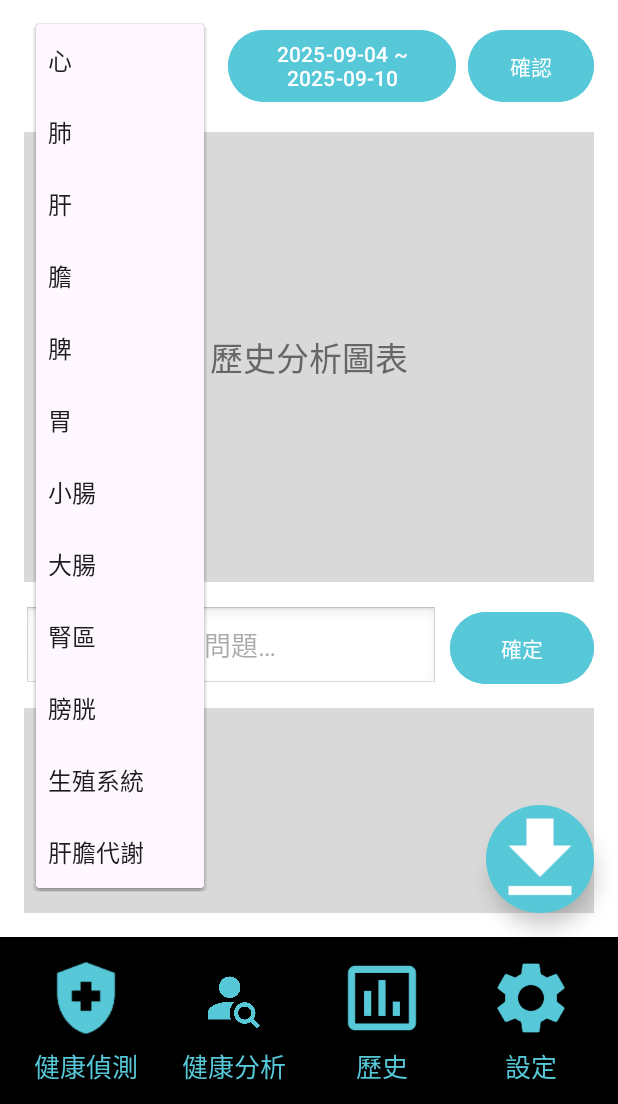
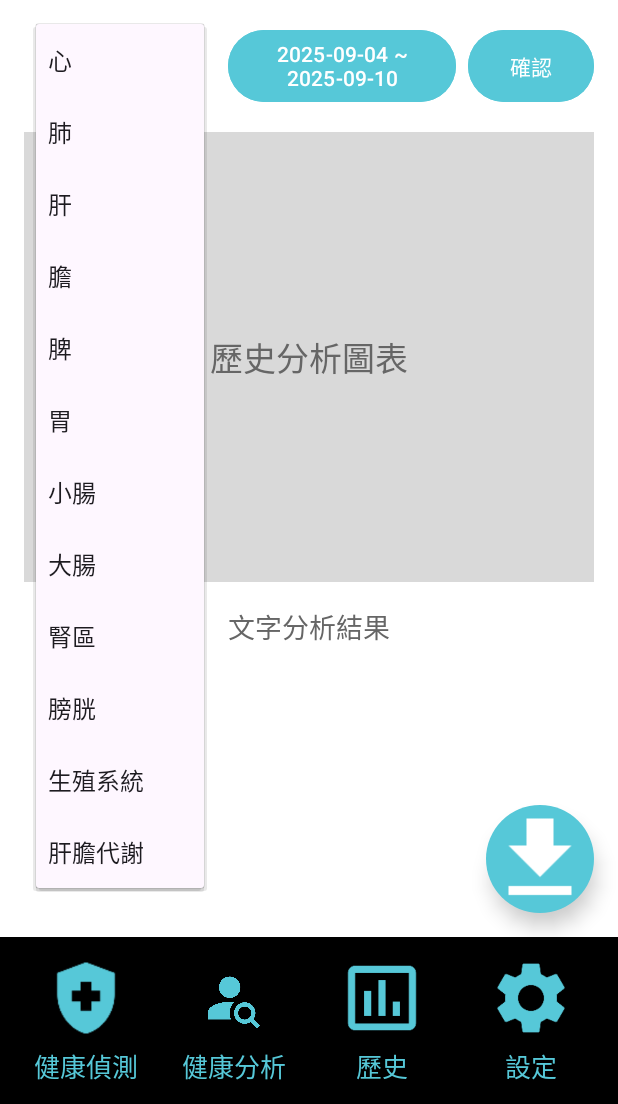
Before and after one commit to Yun-Work/TCMHAA, an Android app: the _cMainActivity screen opened directly, with no data from a screen before it, after a tap on an icon or button, on a phone screen of 412 x 824 dp, the part 132-1236 px from its top. Run offline under Robolectric (Android 15) with nearby library versions, the phone set to English and light mode, and no system bars.

Commit message:
Revert "歷史分析畫面更改(問答框&回答框)"
This reverts commit 3797b86607570e1ff24000cab0ed162cac3e6849.

```diff
--- a/app/src/main/java/com/example/tcmhaa/_cMainActivity.java
+++ b/app/src/main/java/com/example/tcmhaa/_cMainActivity.java
@@ -2,14 +2,11 @@ package com.example.tcmhaa;
 
 import android.content.Intent;
 import android.os.Bundle;
-import android.text.TextUtils;
 import android.widget.ArrayAdapter;
 import android.widget.Button;
-import android.widget.EditText;
 import android.widget.ImageButton;
 import android.widget.LinearLayout;
 import android.widget.Spinner;
-import android.widget.TextView;
 import android.widget.Toast;
 
 import androidx.appcompat.app.AppCompatActivity;
@@ -34,7 +31,6 @@ import okhttp3.OkHttpClient;
 import okhttp3.Request;
 import okhttp3.RequestBody;
 import okhttp3.Response;
-import java.util.concurrent.TimeUnit;
 
 public class _cMainActivity extends AppCompatActivity {
 
@@ -42,25 +38,14 @@ public class _cMainActivity extends AppCompatActivity {
     private Button btnPickRange, btnConfirm;
     private ImageButton btnDownload;
 
-    // 新增：問答區元件
-    private EditText etQuestion;
-    private Button btnAskConfirm;
-    private TextView tvAnswer;
-
     // 選擇的日期區間
     private Long selectedStartMillis;
     private Long selectedEndMillis;
 
     // 後端 API（依你的實際路徑調整）
-    private static final String HISTORY_API = "http://10.0.2.2:6060/api/history";   // TODO: 改成你的實際端點
-    private static final String RAG_ASK_API = "http://10.0.2.2:6060/api/rag/ask";    // TODO: 改成你的實際端點
+    private static final String HISTORY_API = "http://10.0.2.2:6060/api/history"; // TODO: 改成你的實際端點
     private static final MediaType JSON = MediaType.parse("application/json; charset=utf-8");
-    private final OkHttpClient http = new OkHttpClient.Builder()
-            .connectTimeout(10, TimeUnit.SECONDS)
-            .writeTimeout(30, TimeUnit.SECONDS)
-            .readTimeout(120, TimeUnit.SECONDS)   // ← 最重要：拉長讀取逾時
-            .callTimeout(0, TimeUnit.SECONDS)     // ← 不設整體逾時（可視需要設 180s）
-            .build();
+    private final OkHttpClient http = new OkHttpClient();
 
     @Override
     protected void onCreate(Bundle savedInstanceState) {
@@ -71,11 +56,6 @@ public class _cMainActivity extends AppCompatActivity {
         btnPickRange = findViewById(R.id.btnPickRange);
         btnConfirm   = findViewById(R.id.btnConfirm);
         btnDownload  = findViewById(R.id.btnDownload);
-
-        // 綁定新UI
-        etQuestion    = findViewById(R.id.etQuestion);
-        btnAskConfirm = findViewById(R.id.btnAskConfirm);
-        tvAnswer      = findViewById(R.id.tvAnswer);
 
         // 下拉選單資料
         ArrayAdapter<CharSequence> adapter = ArrayAdapter.createFromResource(
@@ -95,7 +75,7 @@ public class _cMainActivity extends AppCompatActivity {
         btnDownload.setOnClickListener(v ->
                 Toast.makeText(this, "這裡執行匯出/下載", Toast.LENGTH_SHORT).show());
 
-        // 查歷史資料（保留原邏輯）
+        // ✅ 按下確認才查歷史資料並顯示圖表
         btnConfirm.setOnClickListener(v -> {
             if (selectedStartMillis == null || selectedEndMillis == null) {
                 Toast.makeText(this, "請先選擇時間範圍", Toast.LENGTH_SHORT).show();
@@ -107,25 +87,6 @@ public class _cMainActivity extends AppCompatActivity {
             String endDate   = formatDate(selectedEndMillis);
 
             fetchHistory(organ, startDate, endDate);
-        });
-
-        // 送出問題給後端 RAG
-        btnAskConfirm.setOnClickListener(v -> {
-            String question = etQuestion.getText() != null ? etQuestion.getText().toString().trim() : "";
-            if (TextUtils.isEmpty(question)) {
-                Toast.makeText(this, "請先輸入問題", Toast.LENGTH_SHORT).show();
-                return;
-            }
-            if (selectedStartMillis == null || selectedEndMillis == null) {
-                Toast.makeText(this, "請先選擇時間範圍", Toast.LENGTH_SHORT).show();
-                return;
-            }
-            String organ = spOrgan.getSelectedItem() == null
-                    ? "" : spOrgan.getSelectedItem().toString();
-            String startDate = formatDate(selectedStartMillis);
-            String endDate   = formatDate(selectedEndMillis);
-
-            askRag(question, organ, startDate, endDate);
         });
 
         setupBottomNav();
@@ -192,61 +153,14 @@ public class _cMainActivity extends AppCompatActivity {
                     }
                     final String resp = response.body() != null ? response.body().string() : "";
                     runOnUiThread(() -> {
-                        // TODO: 將 resp 解析後，更新 blockChart
+                        // TODO: 將 resp 解析後，更新 blockChart 與 tvTextResult
+                        // 這裡先給使用者感知
                         Toast.makeText(_cMainActivity.this, "已載入歷史資料", Toast.LENGTH_SHORT).show();
+                        // 例如：findViewById<TextView>(R.id.tvTextResult).setText(resp);
                     });
                 }
             });
         } catch (JSONException e) {
-            Toast.makeText(this, "參數錯誤：" + e.getMessage(), Toast.LENGTH_LONG).show();
-        }
-    }
-
-    /** 問 RAG：question + organ + date range */
-    private void askRag(String question, String organ, String startDate, String endDate) {
-        // UI 狀態
-        btnAskConfirm.setEnabled(false);
-        tvAnswer.setText("思考中…");
-
-        try {
-            JSONObject body = new JSONObject();
-            body.put("question", question);
-            body.put("organ", organ);
-            body.put("start_date", startDate);
-            body.put("end_date", endDate);
-
-            Request request = new Request.Builder()
-                    .url(RAG_ASK_API)
-                    .post(RequestBody.create(body.toString(), JSON))
-                    .build();
-
-            http.newCall(request).enqueue(new Callback() {
-                @Override public void onFailure(Call call, IOException e) {
-                    runOnUiThread(() -> {
-                        btnAskConfirm.setEnabled(true);
-                        tvAnswer.setText("");
-                        Toast.makeText(_cMainActivity.this, "發問失敗：" + e.getMessage(), Toast.LENGTH_LONG).show();
-                    });
-                }
-
-                @Override public void onResponse(Call call, Response response) throws IOException {
-                    final String resp = response.body() != null ? response.body().string() : "";
-                    runOnUiThread(() -> {
-                        btnAskConfirm.setEnabled(true);
-                        String answer = resp;
-                        try {
-                            JSONObject obj = new JSONObject(resp);
-                            // 後端 rag_routes.py /rag/ask 回 {"answer": "..."}
-                            answer = obj.optString("answer", resp);
-                        } catch (Exception ignore) { }
-                        tvAnswer.setText(answer != null ? answer : "");
-                    });
-                }
-            });
-
-        } catch (JSONException e) {
-            btnAskConfirm.setEnabled(true);
-            tvAnswer.setText("");
             Toast.makeText(this, "參數錯誤：" + e.getMessage(), Toast.LENGTH_LONG).show();
         }
     }
--- a/app/src/main/res/layout/activity_mainhealthy_c.xml
+++ b/app/src/main/res/layout/activity_mainhealthy_c.xml
@@ -28,7 +28,7 @@
                 android:src="@drawable/newlogo"
                 android:contentDescription="@string/app_name" />
 
-            <!-- 下拉 + 時間範圍 + 確認 -->
+            <!-- 下拉 + 時間軸 + 確認 -->
             <LinearLayout
                 android:id="@+id/rowFilters"
                 android:layout_width="match_parent"
@@ -46,6 +46,7 @@
                     android:paddingEnd="8dp"
                     android:entries="@array/organs_options" />
 
+                <!-- 時間軸按鈕：加寬 + 自動縮字 -->
                 <Button
                     android:id="@+id/btnPickRange"
                     android:layout_width="0dp"
@@ -89,61 +90,20 @@
                     android:layout_gravity="center" />
             </FrameLayout>
 
-            <!-- 問題輸入列（取代原「文字分析結果」） -->
-            <LinearLayout
-                android:id="@+id/rowQuestion"
+            <!-- 文字分析結果 -->
+            <TextView
+                android:id="@+id/tvTextResult"
                 android:layout_width="match_parent"
                 android:layout_height="wrap_content"
-                android:orientation="horizontal"
-                android:gravity="center_vertical"
-                android:layout_marginTop="16dp">
-
-                <EditText
-                    android:id="@+id/etQuestion"
-                    android:layout_width="0dp"
-                    android:layout_height="56dp"
-                    android:layout_weight="1"
-                    android:hint="輸入想詢問的問題…"
-                    android:paddingStart="12dp"
-                    android:paddingEnd="12dp"
-                    android:background="@android:drawable/edit_text"
-                    android:singleLine="true"
-                    android:imeOptions="actionSend" />
-
-                <Button
-                    android:id="@+id/btnAskConfirm"
-                    android:layout_width="96dp"
-                    android:layout_height="56dp"
-                    android:layout_marginStart="8dp"
-                    android:text="確定"
-                    android:textAllCaps="false"
-                    android:backgroundTint="@color/maincolor"
-                    android:textColor="@android:color/white" />
-            </LinearLayout>
-
-            <!-- 回應區（顯示後端回答） -->
-            <FrameLayout
-                android:id="@+id/blockAnswer"
-                android:layout_width="match_parent"
-                android:layout_height="wrap_content"
-                android:minHeight="160dp"
-                android:layout_marginTop="12dp"
-                android:background="@color/placeholderGray">
-
-                <TextView
-                    android:id="@+id/tvAnswer"
-                    android:layout_width="match_parent"
-                    android:layout_height="wrap_content"
-                    android:padding="12dp"
-                    android:textColor="@android:color/black"
-                    android:textSize="16sp"
-                    tools:text="這裡顯示對您問題的回答…" />
-            </FrameLayout>
-
+                android:text="@string/label_text_result"
+                android:textSize="18sp"
+                android:textColor="@color/placeholderText"
+                android:layout_marginTop="16dp"
+                android:gravity="center" />
         </LinearLayout>
     </ScrollView>
 
-    <!-- 下方導覽列 -->
+    <!-- 下方導覽列（先畫出來，FAB 放後面才會在最上層） -->
     <include
         android:id="@+id/bottomBar"
         layout="@layout/layout_bottom_nav"
@@ -151,7 +111,7 @@
         android:layout_height="wrap_content"
         android:layout_alignParentBottom="true"/>
 
-    <!-- 右下角下載 FAB -->
+    <!-- 固定右下角的下載 FAB（畫在最後，位於最上層） -->
     <ImageButton
         android:id="@+id/btnDownload"
         android:layout_width="72dp"
```
